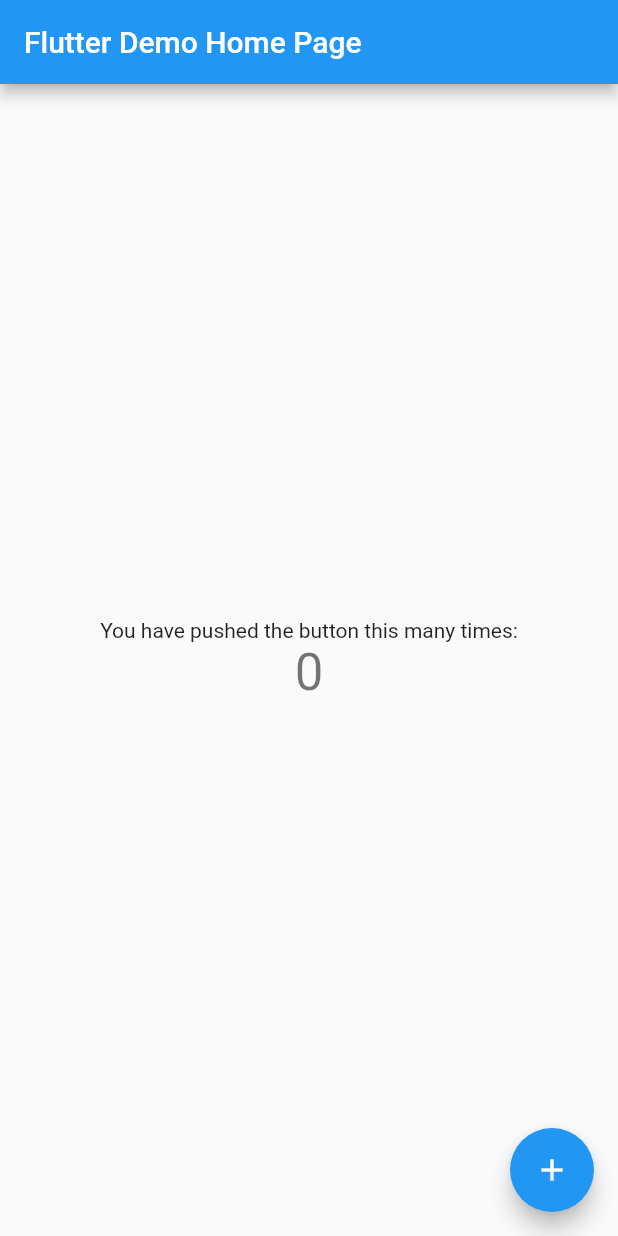
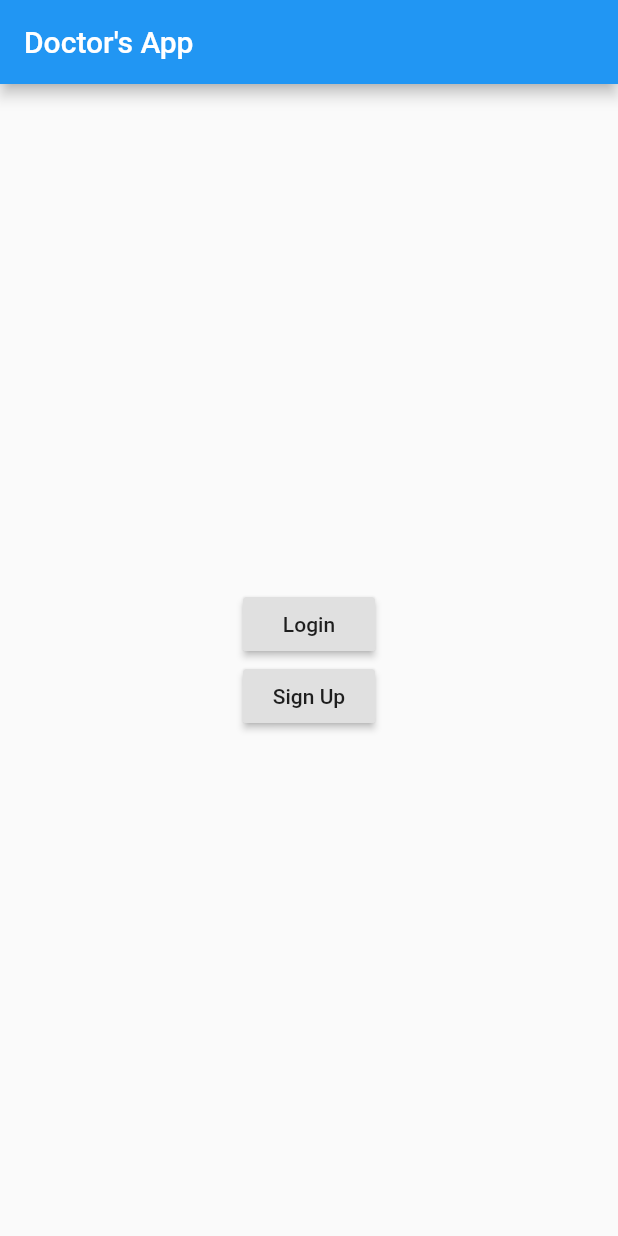
Before and after one commit to NazmuMasood/Doctors_app, a Flutter app: the screen it shows after launch, on a phone screen of 412 x 824 dp. Run offline on Flutter 3.47's test engine with Material 2 defaults, Android fonts, the phone set to English and light mode, and no system bars.

Commit message:
Firebase configured and login page created(with logout function)

```diff
--- a/lib/main.dart
+++ b/lib/main.dart
@@ -1,3 +1,4 @@
+import 'package:doctors_app/screens/auth/login.dart';
 import 'package:flutter/material.dart';
 
 void main() {
@@ -9,109 +10,53 @@ class MyApp extends StatelessWidget {
   @override
   Widget build(BuildContext context) {
     return MaterialApp(
-      title: 'Flutter Demo',
+      initialRoute: '/',
+      routes: {
+        '/': (context) => MainPage(),
+        '/login': (context) => LoginPage(),
+      },
+      debugShowCheckedModeBanner: false,
+      title: 'Doctors App',
       theme: ThemeData(
-        // This is the theme of your application.
-        //
-        // Try running your application with "flutter run". You'll see the
-        // application has a blue toolbar. Then, without quitting the app, try
-        // changing the primarySwatch below to Colors.green and then invoke
-        // "hot reload" (press "r" in the console where you ran "flutter run",
-        // or simply save your changes to "hot reload" in a Flutter IDE).
-        // Notice that the counter didn't reset back to zero; the application
-        // is not restarted.
         primarySwatch: Colors.blue,
-        // This makes the visual density adapt to the platform that you run
-        // the app on. For desktop platforms, the controls will be smaller and
-        // closer together (more dense) than on mobile platforms.
         visualDensity: VisualDensity.adaptivePlatformDensity,
       ),
-      home: MyHomePage(title: 'Flutter Demo Home Page'),
+      //home: MainPage(), // Removed because clash with the route properties
     );
   }
 }
 
-class MyHomePage extends StatefulWidget {
-  MyHomePage({Key key, this.title}) : super(key: key);
-
-  // This widget is the home page of your application. It is stateful, meaning
-  // that it has a State object (defined below) that contains fields that affect
-  // how it looks.
-
-  // This class is the configuration for the state. It holds the values (in this
-  // case the title) provided by the parent (in this case the App widget) and
-  // used by the build method of the State. Fields in a Widget subclass are
-  // always marked "final".
-
-  final String title;
-
+class MainPage extends StatefulWidget {
   @override
-  _MyHomePageState createState() => _MyHomePageState();
+  _MainPageState createState() => _MainPageState();
 }
 
-class _MyHomePageState extends State<MyHomePage> {
-  int _counter = 0;
-
-  void _incrementCounter() {
-    setState(() {
-      // This call to setState tells the Flutter framework that something has
-      // changed in this State, which causes it to rerun the build method below
-      // so that the display can reflect the updated values. If we changed
-      // _counter without calling setState(), then the build method would not be
-      // called again, and so nothing would appear to happen.
-      _counter++;
-    });
-  }
-
+class _MainPageState extends State<MainPage> {
   @override
   Widget build(BuildContext context) {
-    // This method is rerun every time setState is called, for instance as done
-    // by the _incrementCounter method above.
-    //
-    // The Flutter framework has been optimized to make rerunning build methods
-    // fast, so that you can just rebuild anything that needs updating rather
-    // than having to individually change instances of widgets.
     return Scaffold(
       appBar: AppBar(
-        // Here we take the value from the MyHomePage object that was created by
-        // the App.build method, and use it to set our appbar title.
-        title: Text(widget.title),
+        title: Text('Doctor\'s App'),
       ),
-      body: Center(
-        // Center is a layout widget. It takes a single child and positions it
-        // in the middle of the parent.
+      body: new Center(
         child: Column(
-          // Column is also a layout widget. It takes a list of children and
-          // arranges them vertically. By default, it sizes itself to fit its
-          // children horizontally, and tries to be as tall as its parent.
-          //
-          // Invoke "debug painting" (press "p" in the console, choose the
-          // "Toggle Debug Paint" action from the Flutter Inspector in Android
-          // Studio, or the "Toggle Debug Paint" command in Visual Studio Code)
-          // to see the wireframe for each widget.
-          //
-          // Column has various properties to control how it sizes itself and
-          // how it positions its children. Here we use mainAxisAlignment to
-          // center the children vertically; the main axis here is the vertical
-          // axis because Columns are vertical (the cross axis would be
-          // horizontal).
           mainAxisAlignment: MainAxisAlignment.center,
           children: <Widget>[
-            Text(
-              'You have pushed the button this many times:',
+            RaisedButton(
+              onPressed: (){
+                Navigator.push(context, MaterialPageRoute(builder: (context)=>LoginPage()));
+              },
+              child: Text('Login')
             ),
-            Text(
-              '$_counter',
-              style: Theme.of(context).textTheme.headline4,
+            RaisedButton(
+                onPressed: (){
+                  //Navigator.push(context, MaterialPageRoute(builder: (context)=>LoginPage()));
+                },
+                child: Text('Sign Up')
             ),
           ],
         ),
       ),
-      floatingActionButton: FloatingActionButton(
-        onPressed: _incrementCounter,
-        tooltip: 'Increment',
-        child: Icon(Icons.add),
-      ), // This trailing comma makes auto-formatting nicer for build methods.
     );
   }
 }
--- a/pubspec.yaml
+++ b/pubspec.yaml
@@ -23,7 +23,7 @@ environment:
 dependencies:
   flutter:
     sdk: flutter
-
+  firebase_auth: ^0.16.1
 
   # The following adds the Cupertino Icons font to your application.
   # Use with the CupertinoIcons class for iOS style icons.
```
Also changed, not shown: pubspec.lock, 4 other files.
